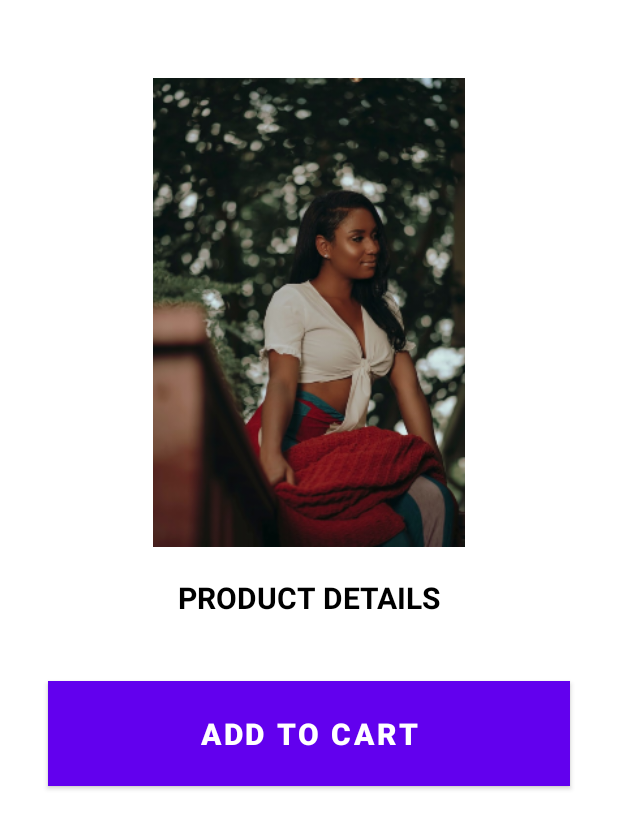
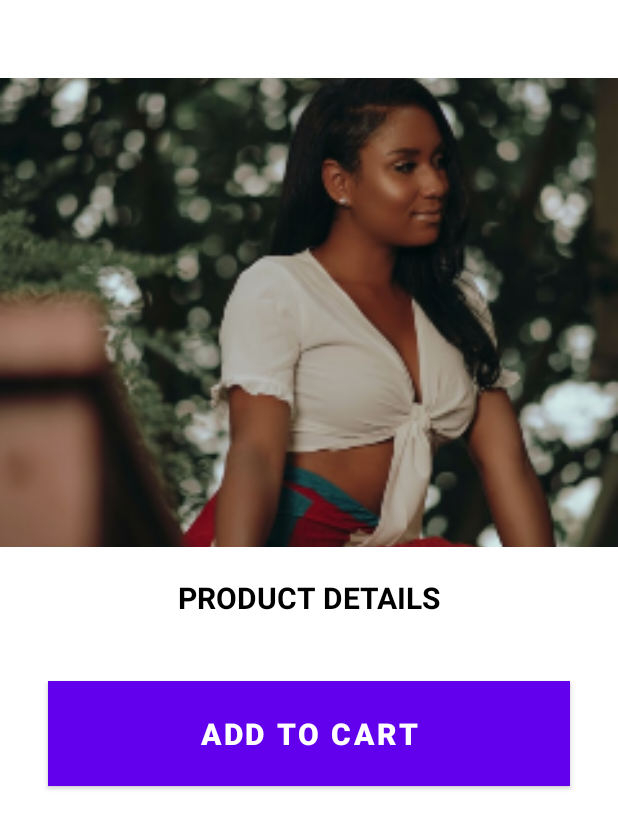
Before and after one commit to dikascode/avalanche, an Android app: the layout activity_product_details.xml on its own in the app's theme, with its tools: preview values and no code run, on a phone screen of 412 x 824 dp. Shown: the top 829 px of the screen. Run offline under Robolectric (Android 15) with nearby library versions, the phone set to English and light mode, and no system bars.

```diff
--- a/app/src/main/AndroidManifest.xml
+++ b/app/src/main/AndroidManifest.xml
@@ -12,7 +12,8 @@
         android:supportsRtl="true"
         android:theme="@style/Theme.Avalanche">
         <activity android:name=".ui.ProductDetails"
-            android:screenOrientation="portrait"></activity>
+            android:screenOrientation="portrait"
+            android:parentActivityName=".ui.MainActivity"></activity>
         <activity android:name=".ui.MainActivity"
             android:screenOrientation="portrait">
             <intent-filter>
--- a/app/src/main/java/com/decagon/avalanche/adapter/ProductsAdapter.kt
+++ b/app/src/main/java/com/decagon/avalanche/adapter/ProductsAdapter.kt
@@ -29,6 +29,7 @@ class ProductsAdapter(private val products: ArrayList<Product>) :
 
         view.setOnClickListener {
             intent.putExtra("title", products[holder.adapterPosition].title)
+            intent.putExtra("photo_url", products[holder.adapterPosition].photoUrl)
             parent.context.startActivity(intent)
         }
         return holder
--- a/app/src/main/java/com/decagon/avalanche/ui/ProductDetails.kt
+++ b/app/src/main/java/com/decagon/avalanche/ui/ProductDetails.kt
@@ -4,6 +4,7 @@ import androidx.appcompat.app.AppCompatActivity
 import android.os.Bundle
 import com.decagon.avalanche.R
 import com.decagon.avalanche.databinding.ActivityProductDetailsBinding
+import com.squareup.picasso.Picasso
 
 class ProductDetails : AppCompatActivity() {
     private lateinit var binding: ActivityProductDetailsBinding
@@ -14,5 +15,7 @@ class ProductDetails : AppCompatActivity() {
         setContentView(view)
 
         binding.productTitleTv.text = intent.getStringExtra("title")
+        val photoUrl = intent.getStringExtra("photo_url")
+        Picasso.get().load(photoUrl).into(binding.productImageIv)
     }
 }
--- a/app/src/main/java/com/decagon/avalanche/ui/fragments/MainFragment.kt
+++ b/app/src/main/java/com/decagon/avalanche/ui/fragments/MainFragment.kt
@@ -45,10 +45,10 @@ class MainFragment : Fragment() {
                         adapter = ProductsAdapter(products as ArrayList<Product>)
                     }
 
+                    //Make progress bar invisible after UI has been updated
+                    binding.fragmentMainProgressBar.visibility = View.GONE
                 })
 
-                //Make progress bar invisible after UI has been updated
-                binding.fragmentMainProgressBar.visibility = View.GONE
 
             } catch (e: Exception) {
                 e.printStackTrace()
--- a/app/src/main/res/layout/activity_product_details.xml
+++ b/app/src/main/res/layout/activity_product_details.xml
@@ -11,7 +11,7 @@
         android:layout_width="0dp"
         android:layout_height="0dp"
         android:layout_marginTop="52dp"
-        android:scaleType="fitCenter"
+        android:scaleType="centerCrop"
         android:src="@drawable/african_lady_gown"
         app:layout_constraintBottom_toTopOf="@+id/guideline"
         app:layout_constraintEnd_toEndOf="parent"
```
